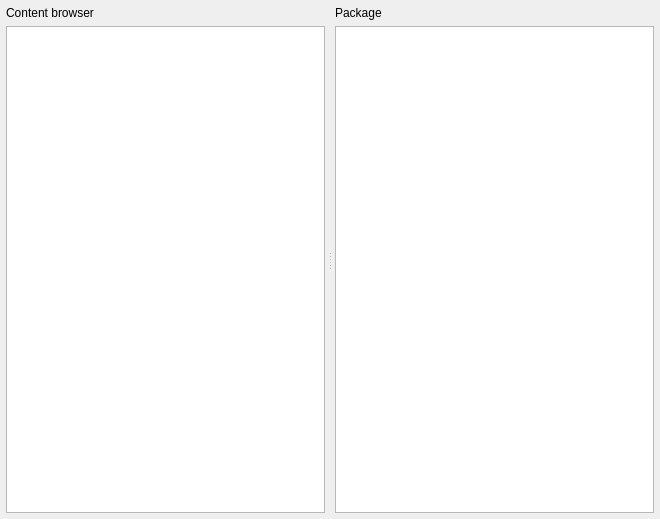
The window that Develompent/Source/Engine/WorldEd/Source/Widgets/ContentBrowserWidget.ui (zombihello/lifeEngine) describes before a commit, drawn with Qt 5.
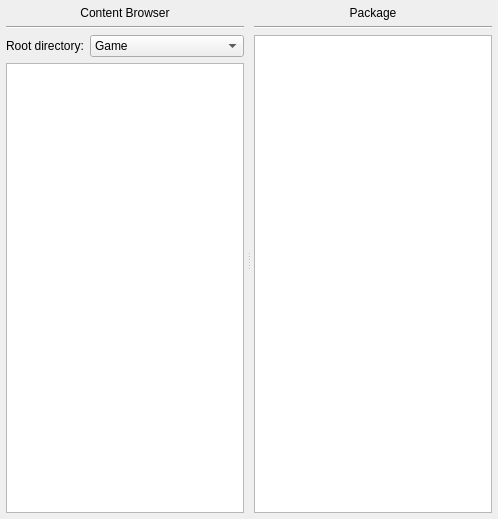
The same window after the commit. Custom widgets are drawn as their Qt base class.

Commit message: Implemented base content browser in WorldEd

What changed in the file:
```diff
--- a/Develompent/Source/Engine/WorldEd/Source/Widgets/ContentBrowserWidget.ui
+++ b/Develompent/Source/Engine/WorldEd/Source/Widgets/ContentBrowserWidget.ui
@@ -6,10 +6,16 @@
    <rect>
     <x>0</x>
     <y>0</y>
-    <width>660</width>
+    <width>498</width>
     <height>519</height>
    </rect>
   </property>
+  <property name="minimumSize">
+   <size>
+    <width>294</width>
+    <height>130</height>
+   </size>
+  </property>
   <property name="contextMenuPolicy">
    <enum>Qt::CustomContextMenu</enum>
   </property>
@@ -54,10 +60,78 @@
        <item>
         <widget class="QLabel" name="label_exploer">
          <property name="text">
-          <string>Content browser</string>
+          <string>Content Browser</string>
          </property>
+         <property name="alignment">
+          <set>Qt::AlignCenter</set>
+         </property>
         </widget>
        </item>
+       <item>
+        <widget class="Line" name="line">
+         <property name="orientation">
+          <enum>Qt::Horizontal</enum>
+         </property>
+        </widget>
+       </item>
+       <item>
+        <layout class="QHBoxLayout" name="horizontalLayout_rootDir">
+         <property name="bottomMargin">
+          <number>0</number>
+         </property>
+         <item>
+          <widget class="QLabel" name="label_rootDir">
+           <property name="sizePolicy">
+            <sizepolicy hsizetype="Maximum" vsizetype="Preferred">
+             <horstretch>0</horstretch>
+             <verstretch>0</verstretch>
+            </sizepolicy>
+           </property>
+           <property name="font">
+            <font>
+             <weight>50</weight>
+             <bold>false</bold>
+            </font>
+           </property>
+           <property name="autoFillBackground">
+            <bool>false</bool>
+           </property>
+           <property name="text">
+            <string>Root directory:</string>
+           </property>
+           <property name="textFormat">
+            <enum>Qt::AutoText</enum>
+           </property>
+           <property name="scaledContents">
+            <bool>false</bool>
+           </property>
+           <property name="wordWrap">
+            <bool>false</bool>
+           </property>
+          </widget>
+         </item>
+         <item>
+          <widget class="QComboBox" name="comboBox_rootDir">
+           <property name="sizePolicy">
+            <sizepolicy hsizetype="Ignored" vsizetype="Fixed">
+             <horstretch>0</horstretch>
+             <verstretch>0</verstretch>
+            </sizepolicy>
+           </property>
+           <item>
+            <property name="text">
+             <string>Game</string>
+            </property>
+           </item>
+           <item>
+            <property name="text">
+             <string>Engine</string>
+            </property>
+           </item>
+          </widget>
+         </item>
+        </layout>
+       </item>
        <item>
         <widget class="WeContentBrowser" name="treeView_contentBrowser">
          <property name="sizePolicy">
@@ -119,6 +193,16 @@
          <property name="text">
           <string>Package</string>
          </property>
+         <property name="alignment">
+          <set>Qt::AlignCenter</set>
+         </property>
+        </widget>
+       </item>
+       <item>
+        <widget class="Line" name="line_2">
+         <property name="orientation">
+          <enum>Qt::Horizontal</enum>
+         </property>
         </widget>
        </item>
        <item>
@@ -126,6 +210,12 @@
          <property name="contextMenuPolicy">
           <enum>Qt::CustomContextMenu</enum>
          </property>
+         <property name="alternatingRowColors">
+          <bool>true</bool>
+         </property>
+         <property name="selectionMode">
+          <enum>QAbstractItemView::ExtendedSelection</enum>
+         </property>
         </widget>
        </item>
       </layout>
```
The commit also changes 15 other files.
